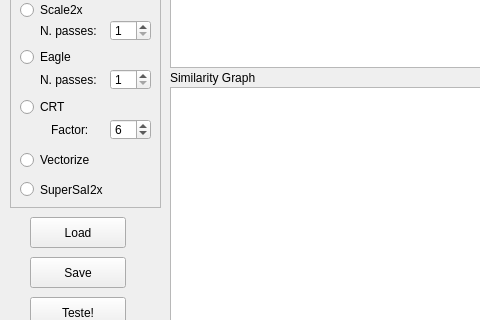
Above: MainWindow.ui from marcoc2/dpixel before the change; both pictures show x 0 to 480 and y 260 to 580 of the 1223 by 692 pixel window. Below: the same form after it.
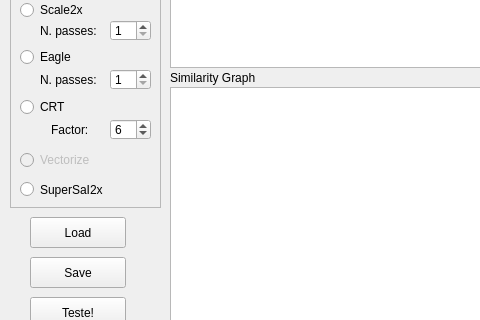
That is the form after the change.

Commit message: Add new window on image load to check if pixel art is upscaled

Patch:
```diff
--- a/MainWindow.ui
+++ b/MainWindow.ui
@@ -318,6 +318,9 @@
      </property>
     </widget>
     <widget class="QRadioButton" name="radioButtonVector">
+     <property name="enabled">
+      <bool>false</bool>
+     </property>
      <property name="geometry">
       <rect>
        <x>10</x>
```
Left out of the diff: 24 changed lines with no effect on the pictures. The commit also changes 7 other files.
